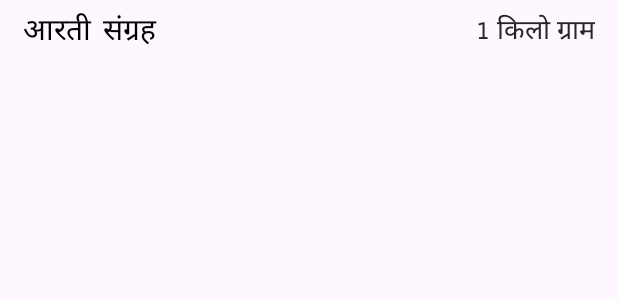
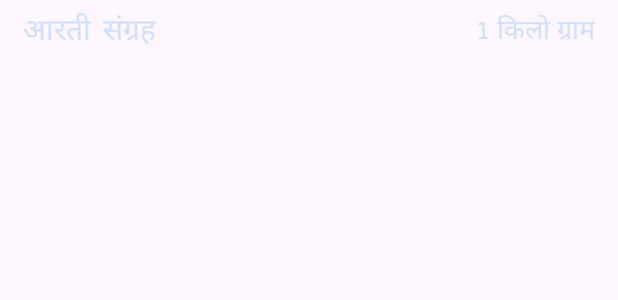
Before and after one commit to akp660/Ganpati_App, an Android app: the layout puja_list_view_item_design.xml on its own in the app's theme, with its tools: preview values and no code run, on a phone screen of 412 x 824 dp. Shown: the top 300 px of the screen. Run offline under Robolectric (Android 15) with nearby library versions, the phone set to English and light mode, and no system bars; Roboto replaces fonts that are not available here.

```diff
--- a/app/src/main/res/layout/puja_list_view_item_design.xml
+++ b/app/src/main/res/layout/puja_list_view_item_design.xml
@@ -17,7 +17,7 @@
         android:fontFamily="@font/kalam"
         android:text="आरती संग्रह"
         android:textAlignment="textStart"
-        android:textColor="#000000"
+        android:textColor="#D2E0FB"
         android:textSize="20sp"
         app:layout_constraintBottom_toBottomOf="parent"
         app:layout_constraintEnd_toStartOf="@+id/textView26"
@@ -31,7 +31,7 @@
         android:layout_marginEnd="15dp"
         android:fontFamily="@font/imprima"
         android:text="1 किलो ग्राम"
-        android:textColor="#252525"
+        android:textColor="#D2E0FB"
         android:textSize="18sp"
         app:layout_constraintBottom_toBottomOf="parent"
         app:layout_constraintEnd_toEndOf="parent"
```
